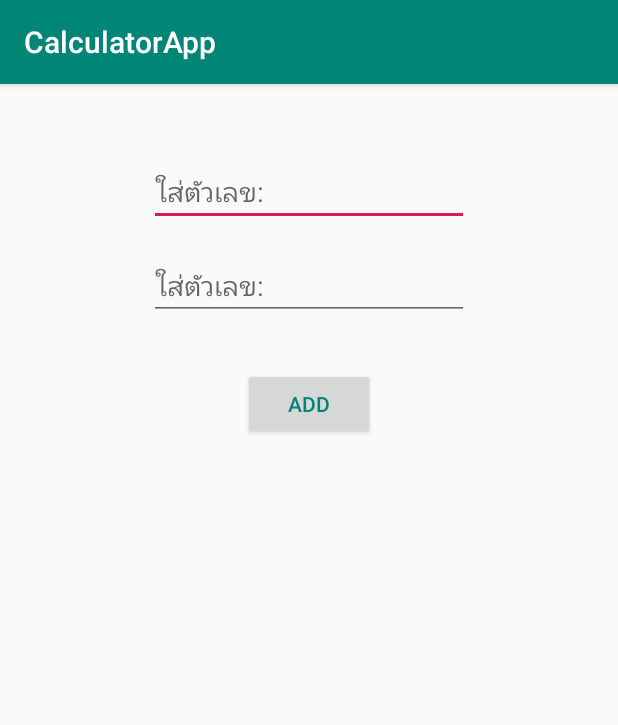
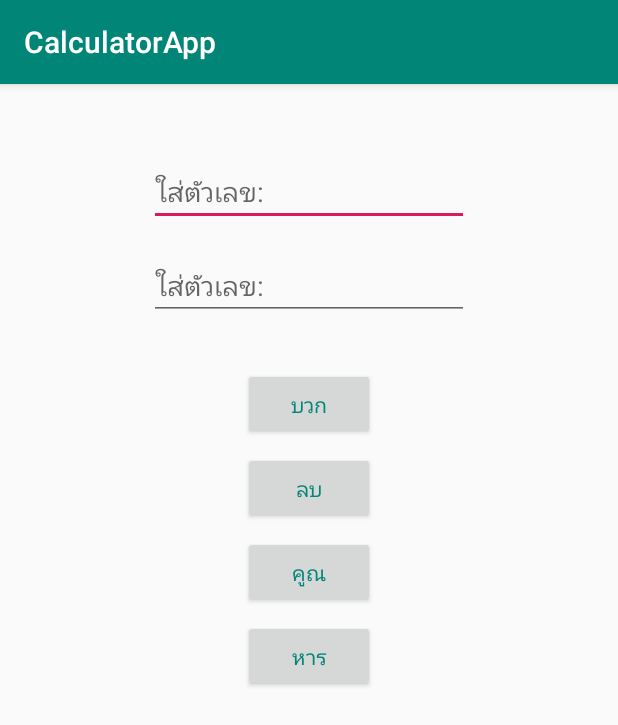
Before and after one commit to itg007/CalculatorApp, an Android app: the screen it shows after launch (MainActivity), on a phone screen of 412 x 824 dp. Shown: the top 725 px of the screen. Run offline under Robolectric (Android 15) with nearby library versions, the phone set to English and light mode, and no system bars.

Commit message:
Complete app

```diff
--- a/app/src/main/java/sdu/cs/sirichai/calculatorapp/MainActivity.java
+++ b/app/src/main/java/sdu/cs/sirichai/calculatorapp/MainActivity.java
@@ -17,6 +17,9 @@ public class MainActivity extends AppCompatActivity {
         final EditText number1EditText = findViewById(R.id.edtNumber1);
         final EditText number2EditText = findViewById(R.id.edtNumber2);
         Button addButton = findViewById(R.id.btAdd);
+        Button addButton2 = findViewById(R.id.btMinus);
+        Button addButton3 = findViewById(R.id.btTimes);
+        Button addButton4 = findViewById(R.id.btDivided);
         final TextView resultTextView = findViewById(R.id.tvResult);
 
         addButton.setOnClickListener(new View.OnClickListener() {
@@ -28,6 +31,34 @@ public class MainActivity extends AppCompatActivity {
                 resultTextView.setText(result + "");
             }
         });
+        addButton2.setOnClickListener(new View.OnClickListener() {
+            @Override
+            public void onClick(View v) {
+                int num1 = Integer.parseInt(number1EditText.getText().toString());
+                int num2 = Integer.parseInt(number2EditText.getText().toString());
+                int result = num1 - num2;
+                resultTextView.setText(result + "");
+            }
+        });
+        addButton3.setOnClickListener(new View.OnClickListener() {
+            @Override
+            public void onClick(View v) {
+                int num1 = Integer.parseInt(number1EditText.getText().toString());
+                int num2 = Integer.parseInt(number2EditText.getText().toString());
+                int result = num1 * num2;
+                resultTextView.setText(result + "");
+            }
+        });
+        addButton4.setOnClickListener(new View.OnClickListener() {
+            @Override
+            public void onClick(View v) {
+                int num1 = Integer.parseInt(number1EditText.getText().toString());
+                int num2 = Integer.parseInt(number2EditText.getText().toString());
+                int result = num1 / num2;
+                resultTextView.setText(result + "");
+            }
+        });
+
 
     }//end onCreate
 }//end class
--- a/app/src/main/res/layout/activity_main.xml
+++ b/app/src/main/res/layout/activity_main.xml
@@ -5,6 +5,51 @@
     android:layout_width="match_parent"
     android:layout_height="match_parent"
     tools:context=".MainActivity">
+
+    <Button
+        android:id="@+id/btTimes"
+        android:layout_width="wrap_content"
+        android:layout_height="wrap_content"
+        android:layout_marginStart="8dp"
+        android:layout_marginLeft="8dp"
+        android:layout_marginTop="8dp"
+        android:layout_marginEnd="8dp"
+        android:layout_marginRight="8dp"
+        android:text="คูณ"
+        android:textColor="@color/colorPrimary"
+        app:layout_constraintEnd_toEndOf="parent"
+        app:layout_constraintStart_toStartOf="parent"
+        app:layout_constraintTop_toBottomOf="@+id/btMinus" />
+
+    <Button
+        android:id="@+id/btDivided"
+        android:layout_width="wrap_content"
+        android:layout_height="wrap_content"
+        android:layout_marginStart="8dp"
+        android:layout_marginLeft="8dp"
+        android:layout_marginTop="8dp"
+        android:layout_marginEnd="8dp"
+        android:layout_marginRight="8dp"
+        android:text="หาร"
+        android:textColor="@color/colorPrimary"
+        app:layout_constraintEnd_toEndOf="parent"
+        app:layout_constraintStart_toStartOf="parent"
+        app:layout_constraintTop_toBottomOf="@+id/btTimes" />
+
+    <Button
+        android:id="@+id/btMinus"
+        android:layout_width="wrap_content"
+        android:layout_height="wrap_content"
+        android:layout_marginStart="8dp"
+        android:layout_marginLeft="8dp"
+        android:layout_marginTop="8dp"
+        android:layout_marginEnd="8dp"
+        android:layout_marginRight="8dp"
+        android:text="ลบ"
+        android:textColor="@color/colorPrimary"
+        app:layout_constraintEnd_toEndOf="parent"
+        app:layout_constraintStart_toStartOf="parent"
+        app:layout_constraintTop_toBottomOf="@+id/btAdd" />
 
     <EditText
         android:id="@+id/edtNumber1"
@@ -47,7 +92,7 @@
         android:layout_marginTop="32dp"
         android:layout_marginEnd="8dp"
         android:layout_marginRight="8dp"
-        android:text="ADD"
+        android:text="บวก"
         android:textColor="@color/colorPrimary"
         app:layout_constraintEnd_toEndOf="parent"
         app:layout_constraintStart_toStartOf="parent"
@@ -59,7 +104,7 @@
         android:layout_height="wrap_content"
         android:layout_marginStart="8dp"
         android:layout_marginLeft="8dp"
-        android:layout_marginTop="16dp"
+        android:layout_marginTop="8dp"
         android:layout_marginEnd="8dp"
         android:layout_marginRight="8dp"
         android:layout_marginBottom="8dp"
@@ -69,6 +114,5 @@
         app:layout_constraintEnd_toEndOf="parent"
         app:layout_constraintHorizontal_bias="0.498"
         app:layout_constraintStart_toStartOf="parent"
-        app:layout_constraintTop_toBottomOf="@+id/btAdd"
-        app:layout_constraintVertical_bias="0.428" />
+        app:layout_constraintTop_toBottomOf="@+id/btDivided" />
 </android.support.constraint.ConstraintLayout>
```
